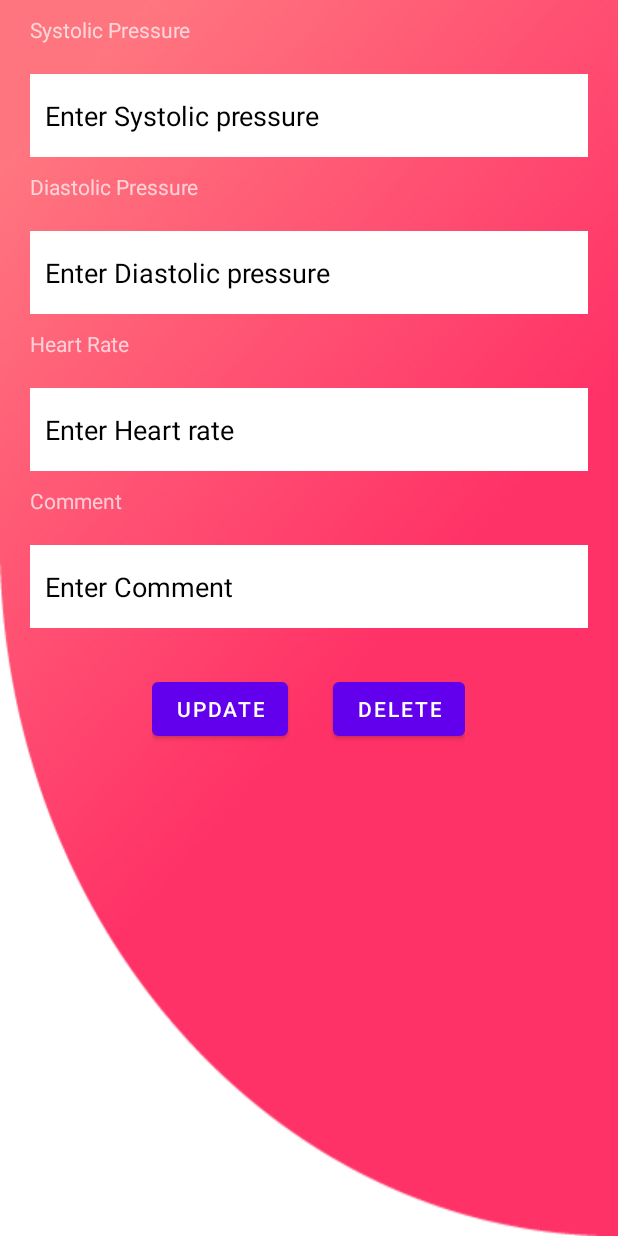
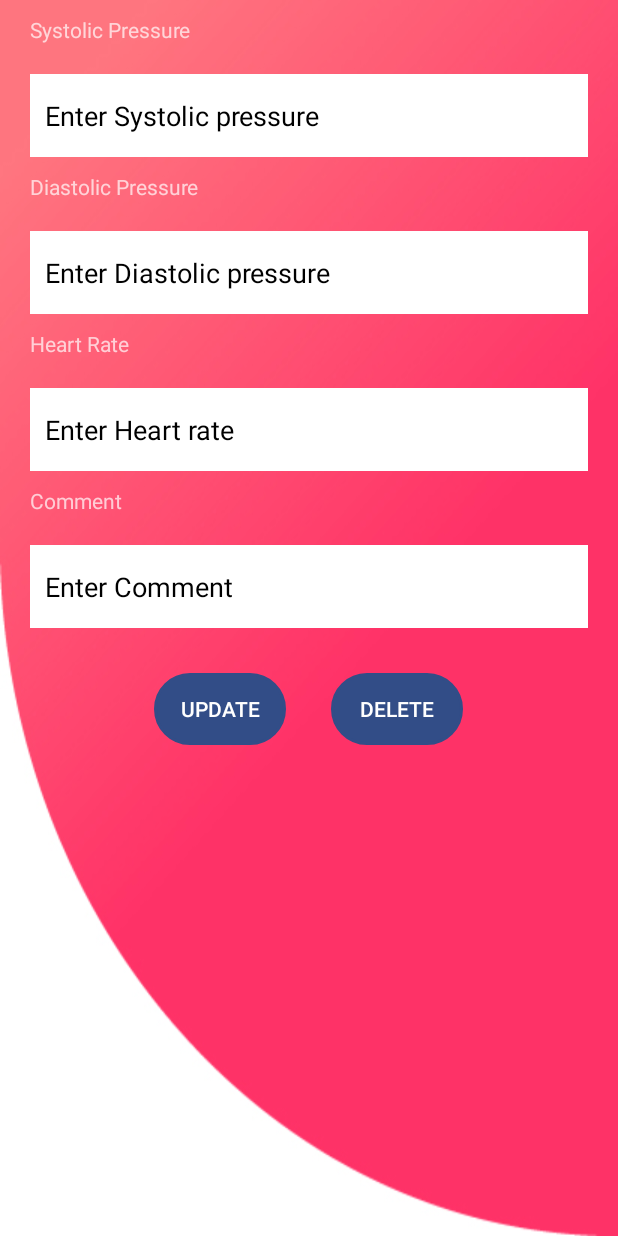
Before and after one commit to IsratTasnimEsha/Cardiac-Recorder, an Android app: the UpdateActivity screen opened directly, with no data from a screen before it, on a phone screen of 412 x 824 dp. Run offline under Robolectric (Android 15) with nearby library versions, the phone set to English and light mode, and no system bars; our stand-ins replace Firebase (no records; nobody signed in at launch, a user with empty details on screens opened directly).

Commit message:
sunzid-esha

```diff
--- a/app/src/main/java/com/example/gitproject/StartActivity.java
+++ b/app/src/main/java/com/example/gitproject/StartActivity.java
@@ -40,7 +40,7 @@ public class StartActivity extends AppCompatActivity {
         linearLayout.animate().alpha(0f).setDuration(10);
 
         TranslateAnimation animation = new TranslateAnimation(0, 0, 0, -1500);
-        animation.setDuration(1000);
+        animation.setDuration(2000);
         animation.setFillAfter(false);
         animation.setAnimationListener(new MyAnimationListener());
 
--- a/app/src/main/res/layout/activity_login.xml
+++ b/app/src/main/res/layout/activity_login.xml
@@ -39,6 +39,7 @@
         android:paddingLeft="20dp"
         android:paddingTop="10dp"
         android:paddingRight="10dp"
+        android:textColor="@color/black"
         android:paddingBottom="10dp"
         android:textColorHint="@color/colorWhite"
         app:layout_constraintEnd_toEndOf="@+id/email"
@@ -57,6 +58,7 @@
         android:drawableLeft="@drawable/ic_email"
         android:drawablePadding="10dp"
         android:ems="10"
+        android:textColor="@color/black"
         android:hint="Enter Email..."
         android:inputType="textPersonName"
         android:paddingLeft="20dp"
@@ -117,7 +119,7 @@
 
 
         <TextView
-            android:id="@+id/register_user"
+            android:id="@+id/register"
             android:layout_width="wrap_content"
             android:layout_height="wrap_content"
             android:text="New to Cardiac Recorder? Register"
--- a/app/src/main/res/layout/activity_register.xml
+++ b/app/src/main/res/layout/activity_register.xml
@@ -32,6 +32,7 @@
         android:drawableLeft="@drawable/ic_person"
         android:drawablePadding="10dp"
         android:ems="10"
+        android:textColor="@color/black"
         android:hint="UserName"
         android:inputType="textPersonName"
         android:paddingLeft="20dp"
@@ -58,6 +59,7 @@
         android:inputType="textEmailAddress"
         android:paddingLeft="20dp"
         android:paddingTop="10dp"
+        android:textColor="@color/black"
         android:paddingRight="10dp"
         android:paddingBottom="10dp"
         android:textColorHint="@color/black"
@@ -80,6 +82,7 @@
         android:inputType="numberDecimal"
         android:paddingLeft="20dp"
         android:paddingTop="10dp"
+        android:textColor="@color/black"
         android:paddingRight="10dp"
         android:paddingBottom="10dp"
         android:textColorHint="@color/black"
@@ -102,6 +105,7 @@
         android:paddingLeft="20dp"
         android:paddingTop="10dp"
         android:paddingRight="10dp"
+        android:textColor="@color/black"
         android:paddingBottom="10dp"
         android:textColorHint="@color/black"
         app:layout_constraintEnd_toEndOf="@+id/phone"
--- a/app/src/main/res/layout/activity_update.xml
+++ b/app/src/main/res/layout/activity_update.xml
@@ -133,25 +133,32 @@
         android:layout_below="@id/Update_Enter_Comment"
         android:layout_centerHorizontal="true"
         >
-        <Button
+        <android.widget.Button
             android:layout_width="wrap_content"
             android:layout_height="wrap_content"
             android:layout_centerHorizontal="true"
             android:text="UPDATE"
+            android:textColor="@color/white"
+            android:background="@drawable/input_bg"
+            android:backgroundTint="@color/colorPrimaryDark"
             android:layout_marginTop="30dp"
+
             android:id="@+id/Update_UpdateButton"
             >
-        </Button>
-        <Button
+        </android.widget.Button>
+        <android.widget.Button
             android:layout_width="wrap_content"
             android:layout_height="wrap_content"
             android:layout_centerHorizontal="true"
             android:text="Delete"
+            android:textColor="@color/white"
+            android:background="@drawable/input_bg"
             android:layout_marginLeft="30dp"
             android:layout_marginTop="30dp"
+            android:backgroundTint="@color/colorPrimaryDark"
             android:id="@+id/Update_DeleteButton"
             >
-        </Button>
+        </android.widget.Button>
 
     </LinearLayout>
 
--- a/app/src/main/res/values/themes.xml
+++ b/app/src/main/res/values/themes.xml
@@ -4,7 +4,7 @@
         <!-- Primary brand color. -->
         <item name="colorPrimary">@color/purple_500</item>
         <item name="colorPrimaryVariant">@color/purple_700</item>
-        <item name="colorOnPrimary">@color/white</item>
+        <item name="colorOnPrimary">@color/black</item>
         <!-- Secondary brand color. -->
         <item name="colorSecondary">@color/teal_200</item>
         <item name="colorSecondaryVariant">@color/teal_700</item>
```
Also changed, not shown: app/src/main/res/drawable/button_background.xml (added, +10 -0 lines), app/src/main/res/layout/activity_add.xml (+6 -3 lines), app/src/main/res/layout/activity_start.xml (+20 -19 lines), app/src/main/res/layout/show_records.xml (+11 -18 lines), app/src/main/res/drawable/background2.jpg (added), app/src/main/res/drawable/splash.png (added).
